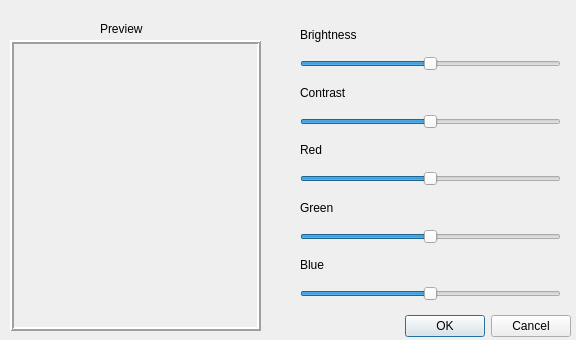
This is sliderdialog.ui in zjucsxxd/Qt-Image-Viewer-1 as Qt 5 draws it before an edit. The edited form follows.
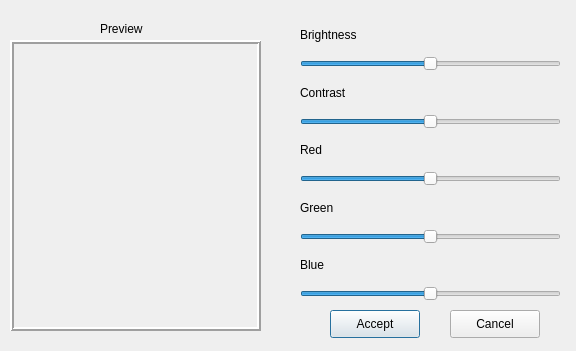
This is the edited form.

Commit message: Finally got the sliders all working.

The edit to the form file:
```diff
--- a/sliderdialog.ui
+++ b/sliderdialog.ui
@@ -7,28 +7,12 @@
     <x>0</x>
     <y>0</y>
     <width>576</width>
-    <height>340</height>
+    <height>351</height>
    </rect>
   </property>
   <property name="windowTitle">
    <string>Dialog</string>
   </property>
-  <widget class="QDialogButtonBox" name="buttonBox">
-   <property name="geometry">
-    <rect>
-     <x>270</x>
-     <y>310</y>
-     <width>301</width>
-     <height>32</height>
-    </rect>
-   </property>
-   <property name="orientation">
-    <enum>Qt::Horizontal</enum>
-   </property>
-   <property name="standardButtons">
-    <set>QDialogButtonBox::Cancel|QDialogButtonBox::Ok</set>
-   </property>
-  </widget>
   <widget class="QLabel" name="PreviewLabel">
    <property name="geometry">
     <rect>
@@ -67,7 +51,7 @@
     <string>Preview</string>
    </property>
   </widget>
-  <widget class="QWidget" name="">
+  <widget class="QWidget" name="layoutWidget">
    <property name="geometry">
     <rect>
      <x>300</x>
@@ -179,6 +163,32 @@
     </item>
    </layout>
   </widget>
+  <widget class="QPushButton" name="pushButton">
+   <property name="geometry">
+    <rect>
+     <x>330</x>
+     <y>310</y>
+     <width>90</width>
+     <height>28</height>
+    </rect>
+   </property>
+   <property name="text">
+    <string>Accept</string>
+   </property>
+  </widget>
+  <widget class="QPushButton" name="pushButton_2">
+   <property name="geometry">
+    <rect>
+     <x>450</x>
+     <y>310</y>
+     <width>90</width>
+     <height>28</height>
+    </rect>
+   </property>
+   <property name="text">
+    <string>Cancel</string>
+   </property>
+  </widget>
  </widget>
  <resources/>
  <connections>
```
Left out of the diff: 132 changed lines with no effect on the pictures. The commit also changes 6 other files.
